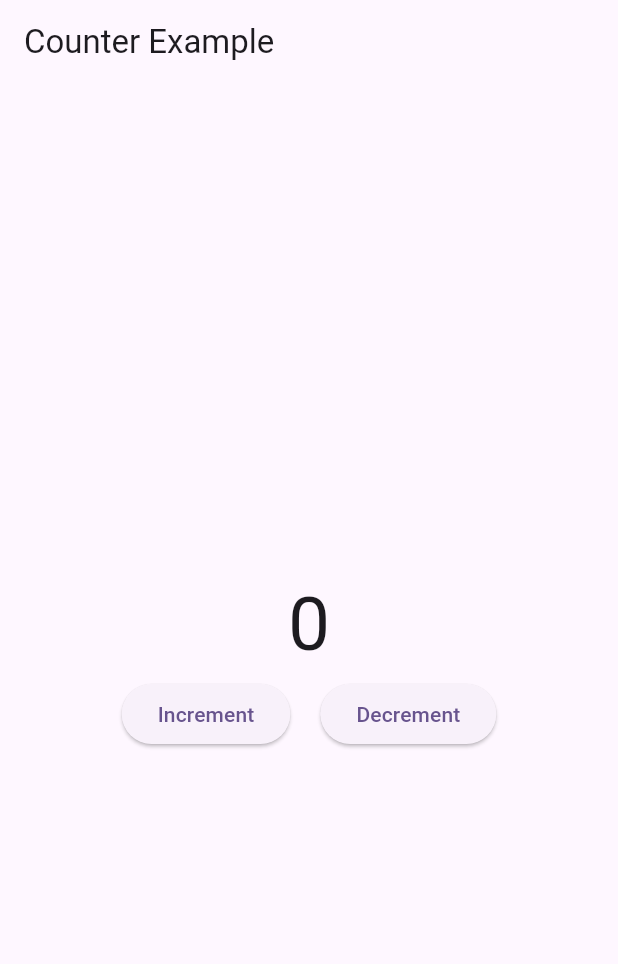
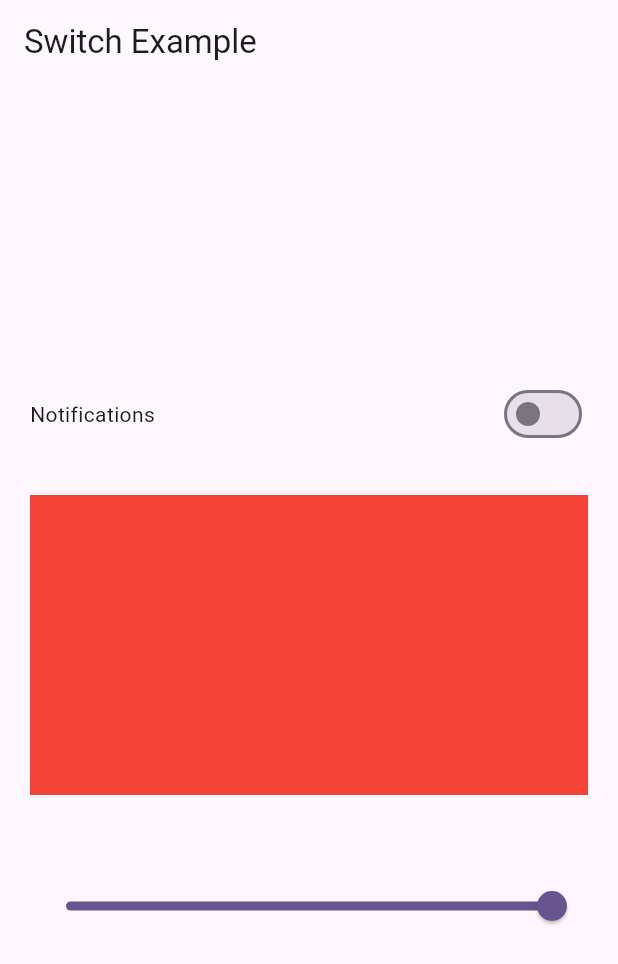
Before and after one commit to Haroon913/bloc_flutter, a Flutter app: the screen it shows after launch, on a phone screen of 412 x 824 dp. Shown: the top 964 px of the screen. Run offline on Flutter 3.47's test engine with Material 3 defaults, Android fonts, the phone set to English and light mode, and no system bars; our stand-ins replace bloc, equatable, flutter_bloc.

Commit message:
switch example bloc

```diff
--- /dev/null
+++ b/lib/UI/switch_example.dart
@@ -0,0 +1,60 @@
+import 'package:bloc_flutter/bloc/switch/switch_bloc.dart';
+import 'package:bloc_flutter/bloc/switch/switch_event.dart';
+import 'package:bloc_flutter/bloc/switch/switch_state.dart';
+import 'package:flutter/material.dart';
+import 'package:flutter_bloc/flutter_bloc.dart';
+class SwitchExample extends StatefulWidget {
+  const SwitchExample({super.key});
+
+  @override
+  State<SwitchExample> createState() => _SwitchExampleState();
+}
+
+class _SwitchExampleState extends State<SwitchExample> {
+  @override
+  Widget build(BuildContext context) {
+      return Scaffold(
+        appBar: AppBar(title: Text('Switch Example'),
+        ),
+        body: Padding(
+          padding: const EdgeInsets.symmetric(horizontal: 20),
+          child: Column(
+            mainAxisAlignment: MainAxisAlignment.center,
+            crossAxisAlignment: CrossAxisAlignment.center,
+            children: [
+              Row(
+                mainAxisAlignment: MainAxisAlignment.spaceBetween,
+                children: [
+                  const Text('Notifications'),
+                 BlocBuilder<SwitchBloc,SwitchState>(
+                   buildWhen: (previous,current)=>previous.isSwitch!=current.isSwitch,
+                     builder: (context,state){
+                   return  Switch(value: state.isSwitch, onChanged: (newvalue){
+                     context.read<SwitchBloc>().add(EnableorDisableNotification());
+                   });
+                 })
+                ],
+              ),
+              const SizedBox(height: 30,),
+              BlocBuilder<SwitchBloc,SwitchState>(
+                  buildWhen: (previous,current)=>previous.slider!=current.slider,
+                  builder: (context,state){
+                return   Container(
+                  height: 200,
+                  color: Colors.red.withOpacity(state.slider),
+                );
+              }),
+
+              const SizedBox(height: 50,),
+              BlocBuilder<SwitchBloc,SwitchState>(builder: (context,state){
+                return Slider(value: state.slider, onChanged: (value){
+                  context.read<SwitchBloc>().add(SliderEvents(slider: value));
+                });
+              }),
+
+            ],
+          ),
+        ),
+      );
+  }
+}
--- /dev/null
+++ b/lib/bloc/switch/switch_bloc.dart
@@ -0,0 +1,18 @@
+import 'package:bloc/bloc.dart';
+import 'package:bloc_flutter/bloc/switch/switch_event.dart';
+import 'package:bloc_flutter/bloc/switch/switch_state.dart';
+
+class SwitchBloc extends Bloc<SwitchEvent,SwitchState>{
+  SwitchBloc():super(SwitchState()){
+    on<EnableorDisableNotification>(_enableOrDisableNotification);
+    on<SliderEvents>(_slider);
+  }
+  void _enableOrDisableNotification(EnableorDisableNotification event,Emitter<SwitchState> emit){
+    emit(state.copyWith(isSwitch: !state.isSwitch));
+
+  }
+  void _slider(SliderEvents event,Emitter<SwitchState> emit){
+    emit(state.copyWith(slider: event.slider));
+  }
+
+}
--- /dev/null
+++ b/lib/bloc/switch/switch_event.dart
@@ -0,0 +1,16 @@
+import 'package:flutter/material.dart';
+
+abstract class SwitchEvent{
+  SwitchEvent();
+  @override
+  List<Object> get  props=>[];
+
+}
+class EnableorDisableNotification extends SwitchEvent{}
+
+class SliderEvents extends SwitchEvent{
+  double slider;
+  SliderEvents({required this.slider});
+  @override
+  List<Object> get props=>[slider];
+}
--- /dev/null
+++ b/lib/bloc/switch/switch_state.dart
@@ -0,0 +1,18 @@
+import 'package:equatable/equatable.dart';
+
+class SwitchState extends Equatable{
+  bool isSwitch;
+  double slider;
+  SwitchState({
+    this.isSwitch=false,
+    this.slider=1.0,
+});
+  SwitchState copyWith({bool? isSwitch,double? slider}){
+    return SwitchState(
+      isSwitch:isSwitch??this.isSwitch,
+        slider:slider??this.slider
+    );
+  }
+
+  List<Object?> get props=>[isSwitch,slider];
+}
--- a/lib/main.dart
+++ b/lib/main.dart
@@ -1,5 +1,7 @@
 import 'package:bloc_flutter/UI/counter_screen.dart';
+import 'package:bloc_flutter/UI/switch_example.dart';
 import 'package:bloc_flutter/bloc/counter/counter_bloc.dart';
+import 'package:bloc_flutter/bloc/switch/switch_bloc.dart';
 import 'package:bloc_flutter/equatable_testing.dart';
 import 'package:flutter/material.dart';
 import 'package:flutter_bloc/flutter_bloc.dart';
@@ -11,17 +13,20 @@ void main() {
 class MyApp extends StatelessWidget {
   const MyApp({super.key});
 
-  // This widget is the root of your application.
   @override
   Widget build(BuildContext context) {
-    return BlocProvider(create: (_)=>CounterBloc(),
+    return MultiBlocProvider(
+      providers: [
+        BlocProvider(create: (_) => CounterBloc(),),
+        BlocProvider(create: (context) => SwitchBloc(),),
+      ],
       child: MaterialApp(
         title: 'Flutter Demo',
         theme: ThemeData(
           colorScheme: ColorScheme.fromSeed(seedColor: Colors.deepPurple),
           useMaterial3: true,
         ),
-        home:CounterScreen(),
+        home: SwitchExample(),
       ),
     );
   }
```
